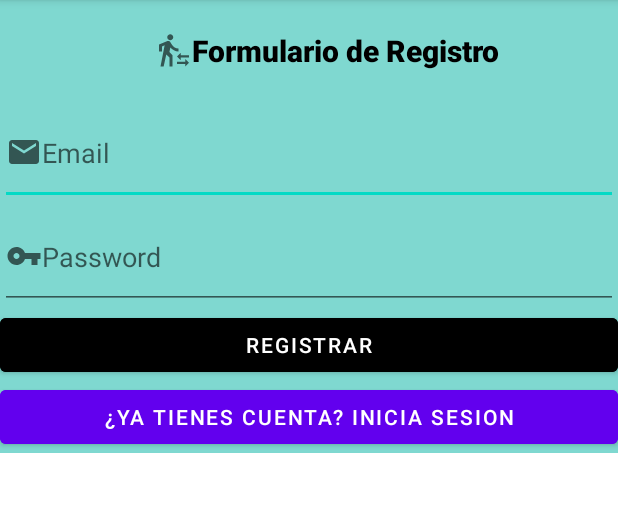
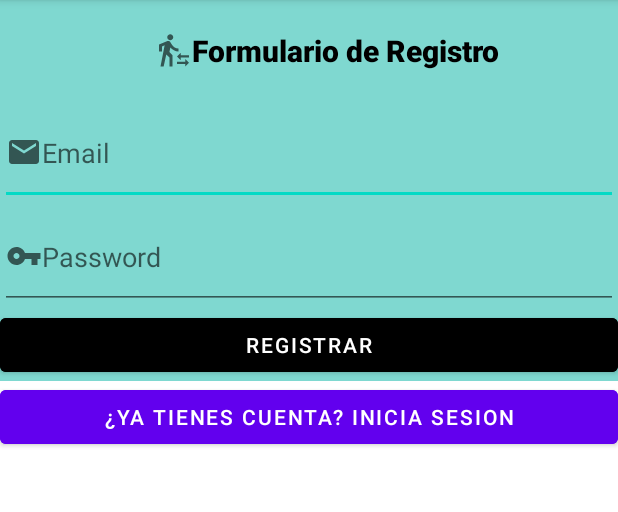
Before and after one commit to NoelSorianoC/proyectoDAUTE, an Android app: the registrar_us screen opened directly, with no data from a screen before it, on a phone screen of 412 x 824 dp, the part 84-596 px from its top. Run offline under Robolectric (Android 15) with nearby library versions, the phone set to English and light mode, and no system bars.

Commit message:
Actualizacion
Vista registrar usuario modificado

```diff
--- a/app/src/main/res/layout/activity_registrar_us.xml
+++ b/app/src/main/res/layout/activity_registrar_us.xml
@@ -55,16 +55,16 @@
             android:text="Registrar"
             android:backgroundTint="@color/black"/>
 
-        <Button
-            android:id="@+id/button3"
-            android:layout_width="match_parent"
-            android:layout_height="wrap_content"
-            android:backgroundTint="@color/purple_500"
-            android:textColor="@color/white"
-            android:text="¿Ya tienes cuenta? Inicia Sesion" />
-
 
     </LinearLayout>
 
+    <Button
+        android:id="@+id/button3"
+        android:layout_width="match_parent"
+        android:layout_height="wrap_content"
+        android:backgroundTint="@color/purple_500"
+        android:text="¿Ya tienes cuenta? Inicia Sesion"
+        android:textColor="@color/white" />
+
 
 </LinearLayout>
```
